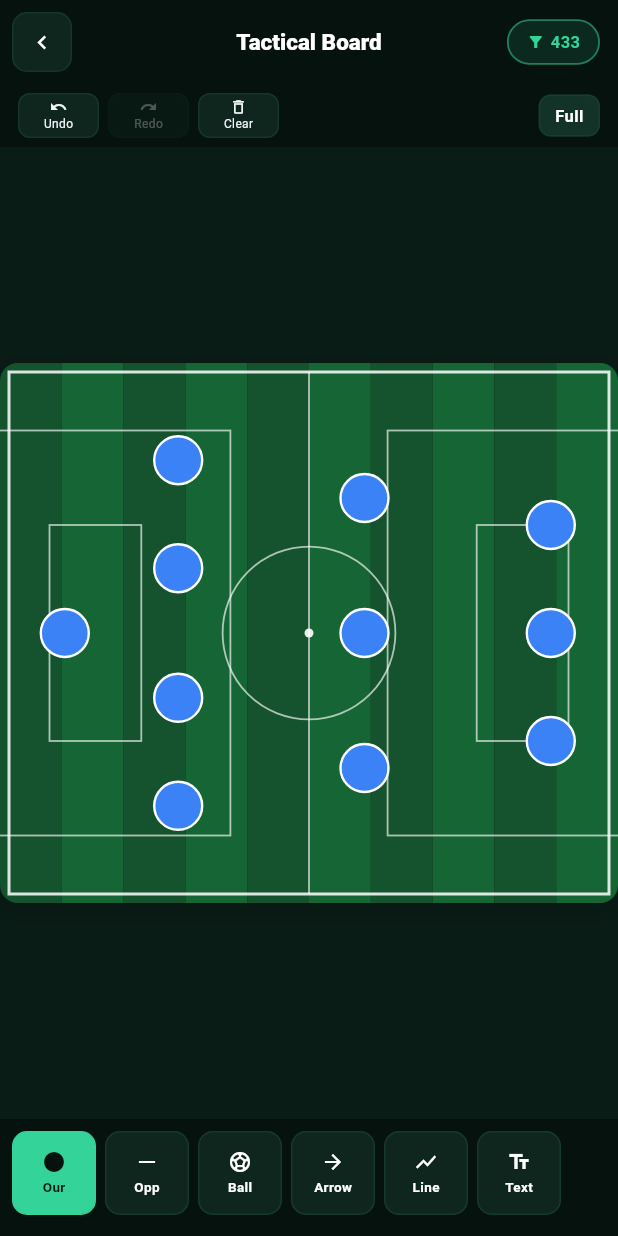
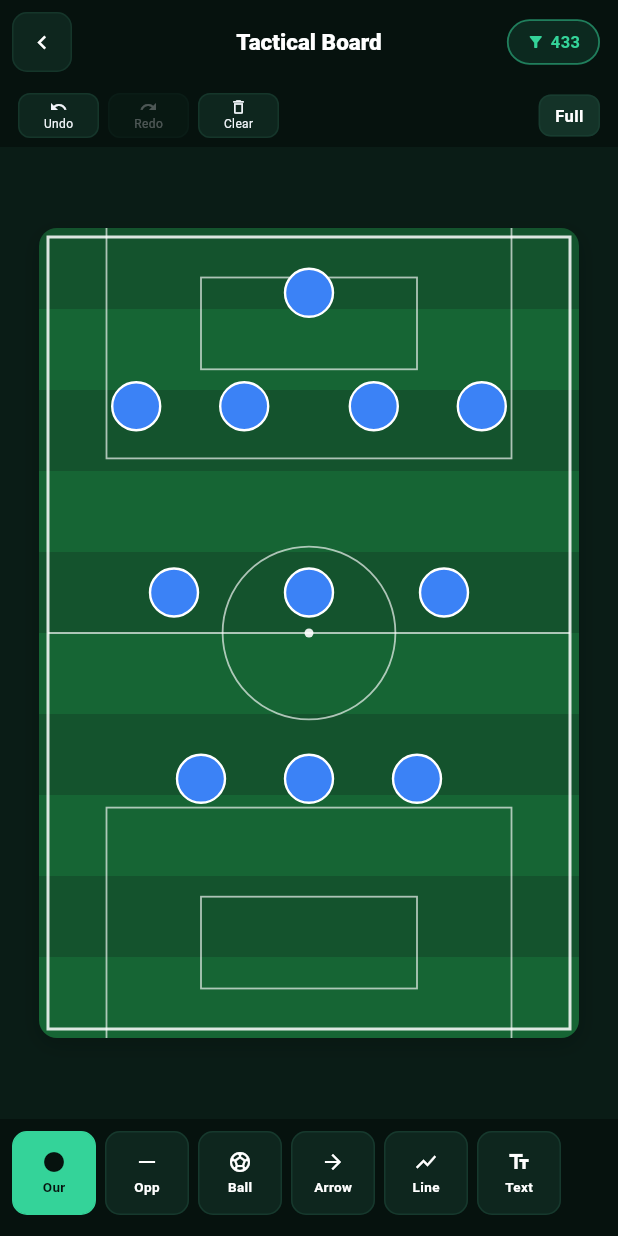
Before and after one commit to TDGYL/BallMatrix, a Flutter app: the BMTacticalBoardPage screen opened directly, after a tap on "433", on a phone screen of 412 x 824 dp. Run offline on Flutter 3.47's test engine with Material 3 defaults, Android fonts, the light colour scheme and no system bars; our stand-ins replace dio, package_info_plus, shared_preferences, webview_flutter; missing offline and left inert: captcha_plugin_flutter; accounts and stored records are empty; network calls fail; Roboto replaces fonts that are missing (-apple-system).

Commit message:
feat: 修复了战术涂鸦

```diff
--- a/lib/pages/tool/bm_tactical_board_page.dart
+++ b/lib/pages/tool/bm_tactical_board_page.dart
@@ -71,8 +71,8 @@ class BMTacticalBoardPage extends BMBasePage {
 }
 
 class _BMTacticalBoardPageState extends BMBasePageState<BMTacticalBoardPage> {
-  /// 横向场地逻辑画布尺寸 (Size 类型, 3:2 比例)
-  static const Size _canvasSize = Size(540, 360);
+  /// 纵向场地逻辑画布尺寸 (Size 类型, 2:3 比例, 足球场标准俯视纵向)
+  static const Size _canvasSize = Size(360, 540);
 
   /// 元素列表 (List<_BMTacticalElement> 类型, 画布所有内容)
   final List<_BMTacticalElement> _elements = [];
@@ -133,24 +133,29 @@ class _BMTacticalBoardPageState extends BMBasePageState<BMTacticalBoardPage> {
     setState(() {});
   }
 
-  /// 应用阵型预设 (只支持默认 433 全场地)
+  /// 应用阵型预设 (只支持默认 433 全场纵向场地)
   void _apply433() {
     _saveUndo();
     _elements.clear();
     final w = _canvasSize.width;
     final h = _canvasSize.height;
+    // 纵向足球场 433: y 小 -> 大 依次是 门将(上方禁区) → 后卫 → 中场 → 前锋(靠近下方禁区)
     final positions = <Offset>[
-      Offset(w * 0.08, h * 0.50),
-      Offset(w * 0.22, h * 0.18),
-      Offset(w * 0.22, h * 0.38),
-      Offset(w * 0.22, h * 0.62),
-      Offset(w * 0.22, h * 0.82),
-      Offset(w * 0.45, h * 0.25),
-      Offset(w * 0.45, h * 0.50),
-      Offset(w * 0.45, h * 0.75),
-      Offset(w * 0.68, h * 0.30),
-      Offset(w * 0.68, h * 0.50),
-      Offset(w * 0.68, h * 0.70),
+      // 门将 (顶部禁区内)
+      Offset(w * 0.50, h * 0.08),
+      // 后卫4人 (y=0.22)
+      Offset(w * 0.18, h * 0.22),
+      Offset(w * 0.38, h * 0.22),
+      Offset(w * 0.62, h * 0.22),
+      Offset(w * 0.82, h * 0.22),
+      // 中场3人 (y=0.45)
+      Offset(w * 0.25, h * 0.45),
+      Offset(w * 0.50, h * 0.45),
+      Offset(w * 0.75, h * 0.45),
+      // 前锋3人 (y=0.68, 靠近中线下方)
+      Offset(w * 0.30, h * 0.68),
+      Offset(w * 0.50, h * 0.68),
+      Offset(w * 0.70, h * 0.68),
     ];
     for (int i = 0; i < positions.length; i++) {
       _elements.add(_BMTacticalElement(
@@ -252,7 +257,10 @@ class _BMTacticalBoardPageState extends BMBasePageState<BMTacticalBoardPage> {
     if (_draggingElement != null) {
       final idx = _elements.indexWhere((e) => e.id == _draggingElement!.id);
       if (idx >= 0) {
-        _elements[idx] = _draggingElement!.copyWith(start: d.localPosition);
+        final updated = _draggingElement!.copyWith(start: d.localPosition);
+        _elements[idx] = updated;
+        // ⭐️ 同步引用: 避免下一次 onPanUpdate 用旧对象
+        _draggingElement = updated;
         setState(() {});
       }
       return;
@@ -260,7 +268,13 @@ class _BMTacticalBoardPageState extends BMBasePageState<BMTacticalBoardPage> {
     if (_drawingElement != null) {
       final idx = _elements.indexWhere((e) => e.id == _drawingElement!.id);
       if (idx >= 0) {
-        _elements[idx] = _drawingElement!.copyWith(end: d.localPosition);
+        final updated = _drawingElement!.copyWith(end: d.localPosition);
+        _elements[idx] = updated;
+        // ⭐️ 关键修复 2: 同步 _drawingElement 引用为新对象
+        //   原代码: onPanEnd 时 _drawingElement 仍是 onPanStart 创建的那个 (end = start),
+        //   -> (end - start).distance = 0 < 12 -> onPanEnd 直接把线删掉了 -> 松手后就看不到任何路径
+        //   现在每次 onPanUpdate 都把引用同步到最新带 end 坐标的对象, onPanEnd 就能取到真实 end 坐标
+        _drawingElement = updated;
         setState(() {});
       }
     }
@@ -409,11 +423,13 @@ class _BMTacticalBoardPageState extends BMBasePageState<BMTacticalBoardPage> {
     return Container(
       color: BMColors.pitch900,
       alignment: Alignment.center,
-      child: InteractiveViewer(
-        minScale: 0.5,
-        maxScale: 2.5,
-        boundaryMargin: const EdgeInsets.all(50),
-        child: Center(
+      // ⭐️ 核心修复: 原 InteractiveViewer(scale + pan) 会吞掉子 GestureDetector 的 onPan 手势
+      //   导致 Arrow/Line 拖动 onPanStart/onPanUpdate 一个都不触发 -> 松手后当然不会显示任何路径
+      // 改为 FittedBox(BoxFit.contain) 让 540x360 画布根据屏幕宽度自适应缩放, 同时保持手势 100% 传递
+      padding: const EdgeInsets.symmetric(horizontal: 14, vertical: 10),
+      child: FittedBox(
+        fit: BoxFit.contain,
+        alignment: Alignment.center,
         child: Container(
           decoration: BoxDecoration(
             borderRadius: BorderRadius.circular(12),
@@ -423,13 +439,13 @@ class _BMTacticalBoardPageState extends BMBasePageState<BMTacticalBoardPage> {
             borderRadius: BorderRadius.circular(12),
             child: GestureDetector(
               behavior: HitTestBehavior.opaque,
+              // 本地坐标就是画布 540x360 内的真实坐标 (FittedBox 只是外层 Transform.scale, localPosition 未变)
               onPanStart: _onPanStart,
               onPanUpdate: _onPanUpdate,
               onPanEnd: _onPanEnd,
               child: CustomPaint(
                 size: _canvasSize,
                 painter: _BMFieldPainter(isHalf: _isHalfField, elements: _elements),
-                ),
               ),
             ),
           ),
@@ -502,13 +518,13 @@ class _BMFieldPainter extends CustomPainter {
   void paint(Canvas canvas, Size size) {
     final w = size.width;
     final h = size.height;
-    // 1. 草地底色 (渐变深浅交替条纹)
+    // 1. 草地底色 (渐变深浅交替横条纹 10 条 - 纵向场地上到下)
     final stripeCount = 10;
     for (int i = 0; i < stripeCount; i++) {
-      final left = w * i / stripeCount;
-      final right = w * (i + 1) / stripeCount;
+      final top = h * i / stripeCount;
+      final bottom = h * (i + 1) / stripeCount;
       canvas.drawRect(
-        Rect.fromLTRB(left, 0, right, h),
+        Rect.fromLTRB(0, top, w, bottom),
         Paint()..color = i.isEven ? const Color(0xFF14532D) : const Color(0xFF166534),
       );
     }
@@ -524,37 +540,39 @@ class _BMFieldPainter extends CustomPainter {
 
     canvas.drawRect(Rect.fromLTRB(6, 6, w - 6, h - 6), line);
 
-    final midX = w / 2;
-    // 半场模式: 中线画在左 1/3 位置, 只画右半场地线
-    final halfStartX = isHalf ? w * 0.33 : midX;
+    final midY = h / 2;
+    // 半场模式: 中线画在上 1/3 位置 (纵向场地上半场只显示下半部分)
+    final halfStartY = isHalf ? h * 0.33 : midY;
     if (!isHalf) {
-      canvas.drawLine(Offset(midX, 6), Offset(midX, h - 6), thin);
-      canvas.drawCircle(Offset(midX, h / 2), h * 0.16, thin);
-      canvas.drawCircle(Offset(midX, h / 2), 3, Paint()..color = Colors.white.withValues(alpha: 0.9));
+      // 全场模式: 画中间横线 (y = h/2) + 中圈 (圆心 x=w/2, y=midY)
+      canvas.drawLine(Offset(6, midY), Offset(w - 6, midY), thin);
+      canvas.drawCircle(Offset(w / 2, midY), w * 0.16, thin);
+      canvas.drawCircle(Offset(w / 2, midY), 3, Paint()..color = Colors.white.withValues(alpha: 0.9));
     } else {
-      canvas.drawLine(Offset(halfStartX, 6), Offset(halfStartX, h - 6), thin);
-      canvas.drawCircle(Offset(halfStartX, h / 2), h * 0.16, thin);
+      // 半场模式: 只画下半场地, 中线在上方 1/3 处
+      canvas.drawLine(Offset(6, halfStartY), Offset(w - 6, halfStartY), thin);
+      canvas.drawCircle(Offset(w / 2, halfStartY), w * 0.16, thin);
     }
-    // 左右禁区 / 小禁区 (半场模式只画右边)
-    void drawBox(double cx, double factor) {
-      final bigW = h * 0.50 * factor;
-      final bigH = h * 0.75 * factor;
+    // 上下禁区 / 小禁区 (纵向场地: 上方=对方球门, 下方=我方球门; 半场模式只画下方我方)
+    void drawBox(double cy, double factor) {
+      final bigW = w * 0.75 * factor;
+      final bigH = w * 0.50 * factor;
       canvas.drawRect(
-        Rect.fromCenter(center: Offset(cx, h / 2), width: bigW, height: bigH),
+        Rect.fromCenter(center: Offset(w / 2, cy), width: bigW, height: bigH),
         thin,
       );
-      final smW = h * 0.17 * factor;
-      final smH = h * 0.40 * factor;
+      final smW = w * 0.40 * factor;
+      final smH = w * 0.17 * factor;
       canvas.drawRect(
-        Rect.fromCenter(center: Offset(cx, h / 2), width: smW, height: smH),
+        Rect.fromCenter(center: Offset(w / 2, cy), width: smW, height: smH),
         thin,
       );
     }
 
-    final leftCx = 6 + h * 0.16;
-    final rightCx = w - 6 - h * 0.16;
-    if (!isHalf) drawBox(leftCx, 1.0);
-    drawBox(rightCx, 1.0);
+    final topCy = 6 + w * 0.16;           // 上方禁区中心Y
+    final bottomCy = h - 6 - w * 0.16;    // 下方禁区中心Y
+    if (!isHalf) drawBox(topCy, 1.0);     // 全场模式才画上方禁区
+    drawBox(bottomCy, 1.0);               // 下方禁区(全场/半场都画)
 
     // 3. 绘制所有战术元素
     for (final e in elements) {
```
Also changed, not shown: 1 other file. Lines whose indentation alone changed are shown as unchanged.
